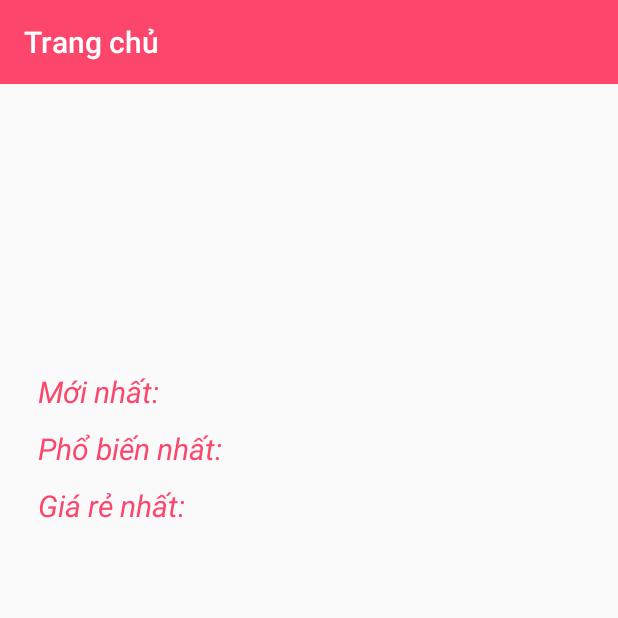
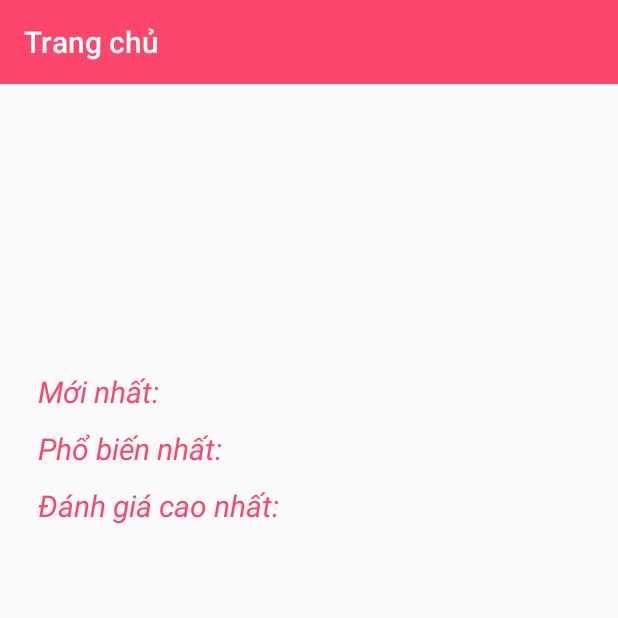
Before and after one commit to nvkuy/ShoppingOnline, an Android app: the MainActivity screen opened directly, with no data from a screen before it, on a phone screen of 412 x 824 dp, the top half of it. Run offline under Robolectric (Android 15) with nearby library versions, the phone set to English and light mode, and no system bars; our stand-ins replace Picasso, Volley; pictures from the network do not load; 3 statements that could not run were skipped.

Commit message:
Upload by Uy

```diff
--- a/app/src/main/AndroidManifest.xml
+++ b/app/src/main/AndroidManifest.xml
@@ -12,7 +12,7 @@
         android:roundIcon="@mipmap/ic_launcher_round"
         android:supportsRtl="true"
         android:theme="@style/AppTheme">
-        <activity android:name=".activity.MainActivity"/>
+        <activity android:name=".activity.MainActivity" />
         <activity android:name=".activity.ProductActivity" />
         <activity android:name=".activity.AboutProduct" />
         <activity android:name=".activity.ContactActivity" />
@@ -24,6 +24,7 @@
                 <category android:name="android.intent.category.LAUNCHER" />
             </intent-filter>
         </activity>
+        <activity android:name=".activity.SignUp"></activity>
     </application>
 
 </manifest>
--- a/app/src/main/java/com/nguyenvukhanhuygmail/shoppingonline/activity/MainActivity.java
+++ b/app/src/main/java/com/nguyenvukhanhuygmail/shoppingonline/activity/MainActivity.java
@@ -18,8 +18,10 @@ import android.view.View;
 import android.view.animation.Animation;
 import android.view.animation.AnimationUtils;
 import android.widget.AdapterView;
+import android.widget.Button;
 import android.widget.GridView;
 import android.widget.ImageView;
+import android.widget.TextView;
 import android.widget.ViewFlipper;
 
 import com.android.volley.RequestQueue;
@@ -51,14 +53,17 @@ public class MainActivity extends AppCompatActivity {
 
     Toolbar toolbar;
     ViewFlipper viewFlipper;
-    RecyclerView rv_popular, rv_news, rv_sale;
+    RecyclerView rv_popular, rv_news, rv_rate;
     NavigationView nv_home;
-//    ListView lv_home;
+    //    ListView lv_home;
     GridView gv_category;
     DrawerLayout drawerLayout;
     ActionBarDrawerToggle Toggle;
     ArrayList<Category> arr_category;
     CategoryAdapter categoryAdapter;
+
+    Button btn_logout;
+    TextView tv_username, tv_email;
 
     int id = 0;
     String Category_name = "";
@@ -72,9 +77,10 @@ public class MainActivity extends AppCompatActivity {
     String product_image = "";
     String product_description = "";
     int orders = 0;
+    double rate_point = 0;
     int category_id = 0;
-    ArrayList<Product> arr_NewProduct, arr_PopularProduct, arr_SaleProduct;
-    ProductAdapter NewProductAdapter, PopularProductAdapter, SaleProductAdapter;
+    ArrayList<Product> arr_NewProduct, arr_PopularProduct, arr_RateProduct;
+    ProductAdapter NewProductAdapter, PopularProductAdapter, RateProductAdapter;
 
     public static ArrayList<Cart> arr_cart;
 
@@ -88,23 +94,37 @@ public class MainActivity extends AppCompatActivity {
         if (CheckConnection.haveNetworkConnection(getApplication())) {
 
             //nếu có kết nối
+            display_user();
             showListView();
             ActionBar();
             showAdvs();
+
+            /*
+            * code = 1: rate_product
+            * code = 2: new_product
+            * else: popular_product
+            * */
+
             //show new product
             showProduct(Server.new_product_path, 2);
             //show popular product
             showProduct(Server.popular_product_path, -1);
-            //show sale product
+            //show rate product
             showProduct(Server.sale_product_path, 1);
 
-            NewProductAdapter = new ProductAdapter(getApplicationContext(), arr_NewProduct, 2);
+            /*
+            * code = 2: rate_product
+            * code = 1: new_product
+            * else: popular_product
+            * */
+
+            NewProductAdapter = new ProductAdapter(getApplicationContext(), arr_NewProduct, 1);
             PopularProductAdapter = new ProductAdapter(getApplicationContext(), arr_PopularProduct, -1);
-            SaleProductAdapter = new ProductAdapter(getApplicationContext(), arr_SaleProduct, 1);
+            RateProductAdapter = new ProductAdapter(getApplicationContext(), arr_RateProduct, 2);
 
             rv_news.setAdapter(NewProductAdapter);
             rv_popular.setAdapter(PopularProductAdapter);
-            rv_sale.setAdapter(SaleProductAdapter);
+            rv_rate.setAdapter(RateProductAdapter);
 
             onNavItemClick();
             onRV_ItemClick();
@@ -116,12 +136,27 @@ public class MainActivity extends AppCompatActivity {
 
     }
 
+    private void display_user() {
+
+        tv_username.setText("Hello, somebody");
+
+        tv_email.setText("user@company.com");
+
+        btn_logout.setOnClickListener(new View.OnClickListener() {
+            @Override
+            public void onClick(View view) {
+                startActivity(new Intent(getApplication(), LoginAndSignUp.class));
+            }
+        });
+
+    }
+
     private void onRV_ItemClick() {
 
-        rv_sale.addOnItemTouchListener(new RecyclerItemClickListener(getApplication(), new RecyclerItemClickListener.OnItemClickListener() {
+        rv_rate.addOnItemTouchListener(new RecyclerItemClickListener(getApplication(), new RecyclerItemClickListener.OnItemClickListener() {
             @Override
             public void onItemClick(View view, int position) {
-                Product sale_product = arr_SaleProduct.get(position);
+                Product sale_product = arr_RateProduct.get(position);
                 GoToAboutProduct(getApplication(), sale_product);
             }
         }));
@@ -200,21 +235,22 @@ public class MainActivity extends AppCompatActivity {
                             product_image = jsonObject.getString("product_image");
                             product_description = jsonObject.getString("product_description");
                             orders = jsonObject.getInt("orders");
+                            rate_point = jsonObject.getDouble("rate_point");
                             category_id = jsonObject.getInt("category_id");
 
                             if (code == 1) {
-                                //get sản phẩm giảm giá và add vào mảng
-                                arr_SaleProduct.add(i, new Product(product_id, product_name, product_price, product_image, product_description, orders, category_id));
-                                SaleProductAdapter.notifyDataSetChanged();
+                                //get sản phẩm được đánh giá cao và add vào mảng
+                                arr_RateProduct.add(i, new Product(product_id, product_name, product_price, product_image, product_description, orders, rate_point, category_id));
+                                RateProductAdapter.notifyDataSetChanged();
                             } else if (code == 2) {
 
                                 //get sản phẩm mới và add vào mảng
-                                arr_NewProduct.add(i, new Product(product_id, product_name, product_price, product_image, product_description, orders, category_id));
+                                arr_NewProduct.add(i, new Product(product_id, product_name, product_price, product_image, product_description, orders, rate_point, category_id));
                                 NewProductAdapter.notifyDataSetChanged();
                             } else {
 
                                 //get sản phẩm thông dụng và add vào mảng
-                                arr_PopularProduct.add(i, new Product(product_id, product_name, product_price, product_image, product_description, orders, category_id));
+                                arr_PopularProduct.add(i, new Product(product_id, product_name, product_price, product_image, product_description, orders, rate_point, category_id));
                                 PopularProductAdapter.notifyDataSetChanged();
                             }
 
@@ -362,21 +398,25 @@ public class MainActivity extends AppCompatActivity {
 
         rv_popular = (RecyclerView) findViewById(R.id.rv_popular);
         rv_news = (RecyclerView) findViewById(R.id.rv_news);
-        rv_sale = (RecyclerView) findViewById(R.id.rv_sale);
+        rv_rate = (RecyclerView) findViewById(R.id.rv_rate);
 
         nv_home = (NavigationView) findViewById(R.id.nav_view);
 //        lv_home = (ListView) findViewById(R.id.lv_home);
         gv_category = (GridView) findViewById(R.id.gv_category);
         drawerLayout = (DrawerLayout) findViewById(R.id.DrawerLayout);
 
+        btn_logout = (Button) findViewById(R.id.btn_logout);
+        tv_email = (TextView) findViewById(R.id.tv_email);
+        tv_username = (TextView) findViewById(R.id.tv_username);
+
         arr_category = new ArrayList<>();
         arr_NewProduct = new ArrayList<>();
         arr_PopularProduct = new ArrayList<>();
-        arr_SaleProduct = new ArrayList<>();
+        arr_RateProduct = new ArrayList<>();
 
         rv_news.setHasFixedSize(true);
         rv_popular.setHasFixedSize(true);
-        rv_sale.setHasFixedSize(true);
+        rv_rate.setHasFixedSize(true);
 
 //        GridLayoutManager manager = new GridLayoutManager(getApplicationContext(), 2);
 //        LinearLayoutManager manager = new LinearLayoutManager(getApplicationContext(), LinearLayoutManager.HORIZONTAL, false);
@@ -391,7 +431,7 @@ public class MainActivity extends AppCompatActivity {
 
         rv_news.setLayoutManager(new LinearLayoutManager(getApplicationContext(), LinearLayoutManager.HORIZONTAL, false));
         rv_popular.setLayoutManager(new LinearLayoutManager(getApplicationContext(), LinearLayoutManager.HORIZONTAL, false));
-        rv_sale.setLayoutManager(new LinearLayoutManager(getApplicationContext(), LinearLayoutManager.HORIZONTAL, false));
+        rv_rate.setLayoutManager(new LinearLayoutManager(getApplicationContext(), LinearLayoutManager.HORIZONTAL, false));
 
         if (arr_cart == null) {
             arr_cart = new ArrayList<>();
--- a/app/src/main/java/com/nguyenvukhanhuygmail/shoppingonline/activity/ProductActivity.java
+++ b/app/src/main/java/com/nguyenvukhanhuygmail/shoppingonline/activity/ProductActivity.java
@@ -158,6 +158,7 @@ public class ProductActivity extends AppCompatActivity {
                                     jsonArray.getJSONObject(i).getString("product_image"),
                                     jsonArray.getJSONObject(i).getString("product_description"),
                                     jsonArray.getJSONObject(i).getInt("orders"),
+                                    jsonArray.getJSONObject(i).getDouble("rate_point"),
                                     jsonArray.getJSONObject(i).getInt("category_id")
 
                             ));
--- a/app/src/main/java/com/nguyenvukhanhuygmail/shoppingonline/ultil/Server.java
+++ b/app/src/main/java/com/nguyenvukhanhuygmail/shoppingonline/ultil/Server.java
@@ -10,6 +10,6 @@ public class Server {
     public static final String adv_path = "http://" + mIP + "/server/getAdvs.php";
     public static final String new_product_path = "http://" + mIP + "/server/getNewProduct.php";
     public static final String popular_product_path = "http://" + mIP + "/server/getPopularProduct.php";
-    public static final String sale_product_path = "http://" + mIP + "/server/getSaleProduct.php";
+    public static final String sale_product_path = "http://" + mIP + "/server/getBestRateProduct.php";
     public static final String main_product_path = "http://" + mIP + "/server/getProductByCategory.php?page=";
 }
--- a/app/src/main/res/layout/activity_main.xml
+++ b/app/src/main/res/layout/activity_main.xml
@@ -99,7 +99,7 @@
 
                     </LinearLayout>
 
-                    <!-- Sản phẩm giá tốt nhất -->
+                    <!-- Sản phẩm đánh giá cao nhất -->
                     <LinearLayout
                         android:layout_width="match_parent"
                         android:layout_height="wrap_content"
@@ -110,14 +110,14 @@
                             android:layout_height="wrap_content"
                             android:layout_margin="5dp"
                             android:paddingLeft="20dp"
-                            android:text="Giá rẻ nhất:"
+                            android:text="Đánh giá cao nhất:"
                             android:textColor="@color/colorPrimary"
                             android:textSize="20sp"
                             android:textStyle="italic"
                             tools:ignore="HardcodedText" />
 
                         <android.support.v7.widget.RecyclerView
-                            android:id="@+id/rv_sale"
+                            android:id="@+id/rv_rate"
                             android:layout_width="match_parent"
                             android:layout_height="wrap_content">
 
@@ -171,7 +171,7 @@
                             android:layout_marginLeft="30dp"
                             android:layout_marginTop="30dp"
                             android:layout_marginBottom="10dp"
-                            android:src="@mipmap/ic_launcher" />
+                            android:src="@drawable/default_user" />
 
                         <LinearLayout
                             android:layout_marginBottom="10dp"
@@ -181,22 +181,23 @@
 
                             <!-- user name -->
                             <TextView
+                                android:id="@+id/tv_username"
                                 android:layout_width="wrap_content"
                                 android:layout_height="wrap_content"
                                 android:layout_marginBottom="5dp"
                                 android:layout_marginLeft="5dp"
                                 android:layout_marginTop="30dp"
-                                android:text="@string/app_name"
                                 android:textColor="@color/whire"
                                 android:textSize="21sp"
                                 android:textStyle="bold" />
 
                             <!-- user email -->
                             <TextView
+                                android:id="@+id/tv_email"
+                                android:maxLines="1"
                                 android:layout_width="wrap_content"
                                 android:layout_height="wrap_content"
                                 android:layout_margin="5dp"
-                                android:text="@string/app_name"
                                 android:textColor="@color/whire"
                                 android:textSize="17.5sp" />
 
@@ -206,6 +207,7 @@
 
                     <!-- logout btn -->
                     <Button
+                        android:id="@+id/btn_logout"
                         android:layout_margin="5dp"
                         android:layout_gravity="center_horizontal"
                         android:background="@drawable/logout"
--- a/app/src/main/res/layout/rate_dialog.xml
+++ b/app/src/main/res/layout/rate_dialog.xml
@@ -23,6 +23,7 @@
         android:layout_height="wrap_content" />
 
     <RatingBar
+        android:numStars="5"
         android:id="@+id/ratingBar"
         android:layout_margin="10dp"
         android:layout_width="wrap_content"
--- a/app/src/main/res/values/strings.xml
+++ b/app/src/main/res/values/strings.xml
@@ -8,5 +8,6 @@
     <string name="user_name">Tên người dùng</string>
     <string name="password">Mật khẩu</string>
     <string name="login">Đăng nhập</string>
-    <string name="forgot">Forgot your password?</string>
+    <string name="signup">Đăng kí</string>
+    <string name="remember_me">Nhớ mật khẩu!</string>
 </resources>
```
Also changed, not shown: app/src/main/java/com/nguyenvukhanhuygmail/shoppingonline/activity/LoginAndSignUp.java (+27 -0 lines), app/src/main/java/com/nguyenvukhanhuygmail/shoppingonline/activity/SignUp.java (added, +15 -0 lines), app/src/main/java/com/nguyenvukhanhuygmail/shoppingonline/adapter/ProductAdapter.java (+8 -10 lines), app/src/main/java/com/nguyenvukhanhuygmail/shoppingonline/model/Product.java (+12 -1 lines), app/src/main/res/layout/activity_login_and_sign_up.xml (+6 -14 lines), app/src/main/res/layout/activity_sign_up.xml (added, +9 -0 lines), app/src/main/res/layout/product_line.xml (+10 -9 lines), app/src/main/res/drawable/default_user.png (added).
